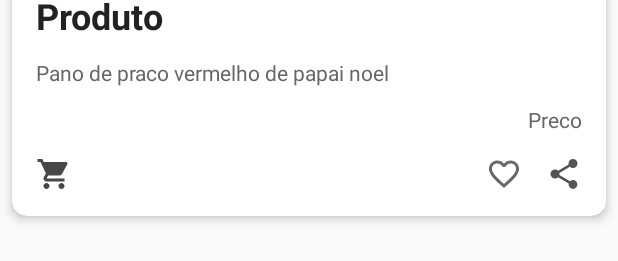
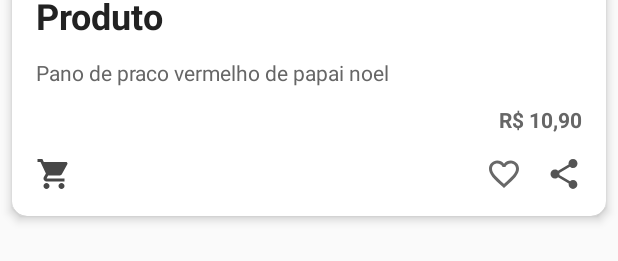
Before and after one commit to DiegoDigo/CrocheMaria, an Android app: the layout layout_produto.xml on its own in the app's theme, with its tools: preview values and no code run, on a phone screen of 412 x 824 dp. Shown: the part 366-627 px from the top of the screen. Run offline under Robolectric (Android 15) with nearby library versions, the phone set to English and light mode, and no system bars.

Commit message:
melhorando o layout

```diff
--- a/app/src/main/java/com/diego/crochemaria/adapters/ProdutoViewHolder.java
+++ b/app/src/main/java/com/diego/crochemaria/adapters/ProdutoViewHolder.java
@@ -13,7 +13,7 @@ import com.diego.crochemaria.R;
 
 public class ProdutoViewHolder extends RecyclerView.ViewHolder{
 
-    final TextView nomeProduto, valorProduto;
+    final TextView nomeProduto, valorProduto , descicaoProduto;
     final ImageView img;
 
 
@@ -23,6 +23,7 @@ public class ProdutoViewHolder extends RecyclerView.ViewHolder{
         this.nomeProduto = (TextView) itemView.findViewById(R.id.produto);
         this.valorProduto = (TextView) itemView.findViewById(R.id.preco);
         this.img = (ImageView) itemView.findViewById(R.id.img);
+        this.descicaoProduto = (TextView) itemView.findViewById(R.id.descricao);
 
     }
 
--- a/app/src/main/res/layout/layout_produto.xml
+++ b/app/src/main/res/layout/layout_produto.xml
@@ -50,7 +50,8 @@
             android:id="@+id/preco"
             android:layout_width="wrap_content"
             android:layout_height="wrap_content"
-            android:text="Preco"
+            android:text="R$ 10,90"
+            android:textStyle="bold"
             android:paddingLeft="16dp"
             android:paddingRight="16dp"
             android:paddingTop="12dp"
```
Also changed, not shown: app/src/main/java/com/diego/crochemaria/adapters/ProdutoAdapterRecly.java (+6 -2 lines), app/src/main/assets/YanoneKaffeesatz-Light.ttf (added).
